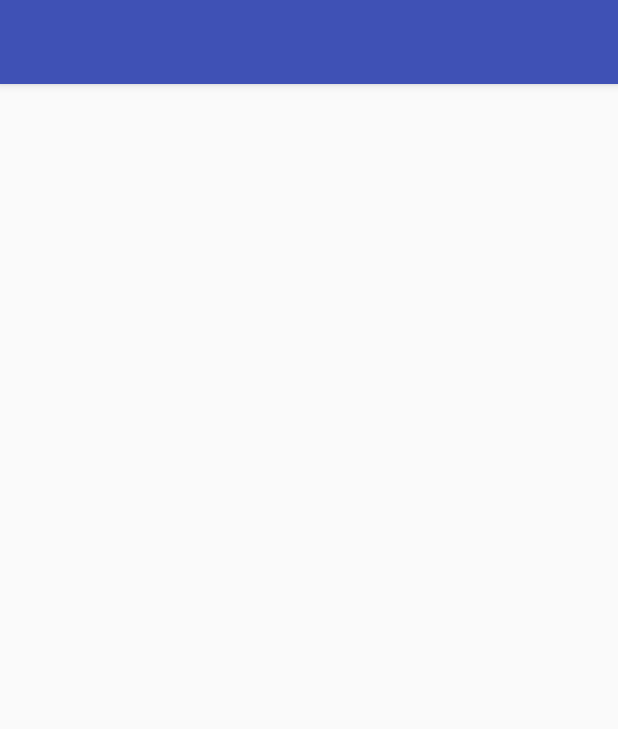
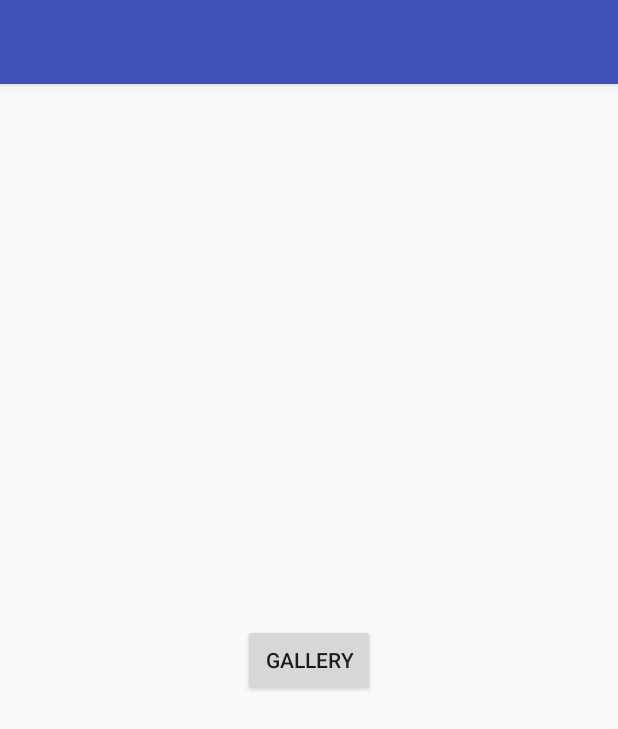
Before and after one commit to gulyash/GraduateWork, an Android app: the PickPhotoActivity screen opened directly, with no data from a screen before it, on a phone screen of 412 x 824 dp. Shown: the top 729 px of the screen. Run offline under Robolectric (Android 15) with nearby library versions, the phone set to English and light mode, and no system bars.

Commit message:
some code to act like i was working this week

```diff
--- a/app/src/main/AndroidManifest.xml
+++ b/app/src/main/AndroidManifest.xml
@@ -1,7 +1,7 @@
 <?xml version="1.0" encoding="utf-8"?>
 <manifest xmlns:android="http://schemas.android.com/apk/res/android"
     package="com.example.gulnara.graduatework">
-
+    <uses-permission android:name="android.permission.READ_EXTERNAL_STORAGE" />
     <application
         android:allowBackup="true"
         android:icon="@mipmap/ic_launcher"
--- a/app/src/main/java/com/example/gulnara/graduatework/PickPhotoActivity.java
+++ b/app/src/main/java/com/example/gulnara/graduatework/PickPhotoActivity.java
@@ -1,13 +1,90 @@
 package com.example.gulnara.graduatework;
 
+import android.app.Activity;
+import android.content.Intent;
+import android.content.res.TypedArray;
+import android.database.Cursor;
+import android.graphics.Bitmap;
+import android.graphics.BitmapFactory;
+import android.media.Image;
+import android.net.Uri;
+import android.provider.MediaStore;
 import android.support.v7.app.AppCompatActivity;
 import android.os.Bundle;
+import android.view.View;
+import android.widget.Button;
+import android.widget.GridView;
+import android.widget.ImageView;
+import android.widget.Toast;
+
+import java.io.FileNotFoundException;
+import java.io.IOException;
+import java.io.InputStream;
+import java.util.ArrayList;
+
+import static android.R.attr.bitmap;
 
 public class PickPhotoActivity extends AppCompatActivity {
+
+    private static final int PICK_PHOTO=1;
+    private ImageView imageView;
 
     @Override
     protected void onCreate(Bundle savedInstanceState) {
         super.onCreate(savedInstanceState);
         setContentView(R.layout.activity_pick_photo);
+
+        imageView = (ImageView)findViewById(R.id.imageView);
+
+        Button galleryButton = (Button) findViewById(R.id.galleryButton);
+        galleryButton.setOnClickListener(new View.OnClickListener() {
+            @Override
+            public void onClick(View v) {
+//                Intent intent = new Intent(Intent.ACTION_GET_CONTENT);
+//                intent.setType("image/*");
+//                startActivityForResult(Intent.createChooser(intent, "Select Picture"), PICK_PHOTO);
+
+
+                Intent intent = new Intent();
+// Show only images, no videos or anything else
+                intent.setType("image/*");
+                intent.setAction(Intent.ACTION_GET_CONTENT);
+// Always show the chooser (if there are multiple options available)
+                startActivityForResult(Intent.createChooser(intent, "Select Picture"), PICK_PHOTO);
+                //imageView.setImageBitmap(bitmap);
+
+
+            }
+        });
     }
+
+    @Override
+    public void onActivityResult(int requestCode, int resultCode, Intent data) {
+        super.onActivityResult(requestCode, resultCode, data);
+
+//        if (requestCode == PICK_PHOTO && resultCode == RESULT_OK && data != null && data.getData() != null) {
+//
+//            Uri uri = data.getData();
+//
+//            try {
+//                bitmap = MediaStore.Images.Media.getBitmap(getContentResolver(), uri);
+//                // Log.d(TAG, String.valueOf(bitmap));
+//
+//                //imageView.setImageBitmap(bitmap);
+//            } catch (IOException e) {
+//                e.printStackTrace();
+//            }
+//        }
+//        else Toast.makeText(this, "something's wrong", Toast.LENGTH_LONG).show();
+        if (requestCode == PICK_PHOTO && resultCode == Activity.RESULT_OK) {
+
+            Uri selectedImageUri = data.getData();
+
+
+            Toast.makeText(this, selectedImageUri.toString(), Toast.LENGTH_LONG).show();
+            imageView.setImageURI(selectedImageUri);
+        }
+
+    }
+
 }
--- a/app/src/main/res/layout/activity_pick_photo.xml
+++ b/app/src/main/res/layout/activity_pick_photo.xml
@@ -1,5 +1,6 @@
 <?xml version="1.0" encoding="utf-8"?>
 <LinearLayout xmlns:android="http://schemas.android.com/apk/res/android"
+    xmlns:app="http://schemas.android.com/apk/res-auto"
     android:orientation="vertical" android:layout_width="match_parent"
     android:layout_height="match_parent">
 
@@ -7,10 +8,21 @@
         android:layout_width="match_parent"
         android:layout_height="match_parent">
 
-        <GridView
-            android:layout_width="match_parent"
-            android:layout_height="match_parent"
+        <ImageView
+            android:layout_width="wrap_content"
+            android:layout_height="wrap_content"
+            android:id="@+id/imageView"
+            android:layout_alignParentTop="true"
+            android:layout_centerHorizontal="true" />
+
+        <Button
+            android:text="Gallery"
+            android:layout_width="wrap_content"
+            android:layout_height="wrap_content"
             android:layout_centerVertical="true"
-            android:layout_centerHorizontal="true" />
+            android:layout_centerHorizontal="true"
+            android:id="@+id/galleryButton" />
+
+
     </RelativeLayout>
 </LinearLayout>
```
